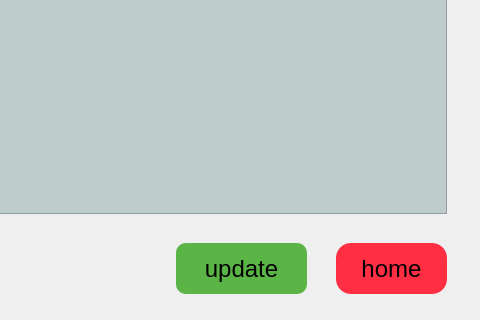
The window that ui/livestock.ui (mittal-ankitm/stock-market-app) describes before a commit, drawn with Qt 5; both pictures show x 414 to 894 and y 267 to 587 of the 894 by 587 pixel window.
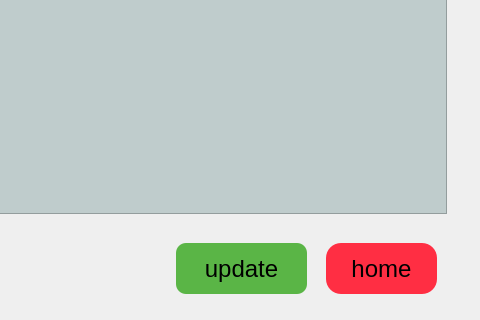
The same window after the commit. Icons and pictures are not drawn.

```diff
--- a/ui/livestock.ui
+++ b/ui/livestock.ui
@@ -92,7 +92,7 @@
    <widget class="QPushButton" name="homebutton">
     <property name="geometry">
      <rect>
-      <x>750</x>
+      <x>740</x>
       <y>510</y>
       <width>111</width>
       <height>51</height>
```
